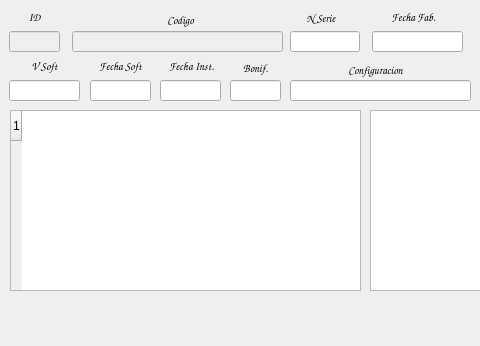
Before: the Qt Designer form reparacioneseditar.ui in Matias2178/Sistema_Postventa, drawn with Qt 5; both pictures show x 0 to 480 and y 0 to 346 of the 711 by 346 pixel window.
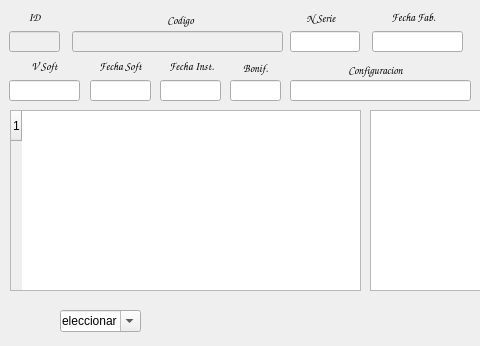
After: the same form once the commit is applied.

Commit message: Filtrado y generacion de tabla para exportacion a excel Se agrego campo de concepto de reparacion para una mejor identificacion del tipo de reparaciones. Se mejoro el codigo con respecto a la conversion de datos importados de la tabla

Diff of the .ui file:
```diff
--- a/reparacioneseditar.ui
+++ b/reparacioneseditar.ui
@@ -651,6 +651,24 @@
     <set>Qt::AlignCenter</set>
    </property>
   </widget>
+  <widget class="QComboBox" name="Concepto">
+   <property name="geometry">
+    <rect>
+     <x>60</x>
+     <y>310</y>
+     <width>81</width>
+     <height>22</height>
+    </rect>
+   </property>
+   <property name="editable">
+    <bool>true</bool>
+   </property>
+   <item>
+    <property name="text">
+     <string>Seleccionar</string>
+    </property>
+   </item>
+  </widget>
  </widget>
  <resources/>
  <connections>
```
The commit also changes 13 other files.
